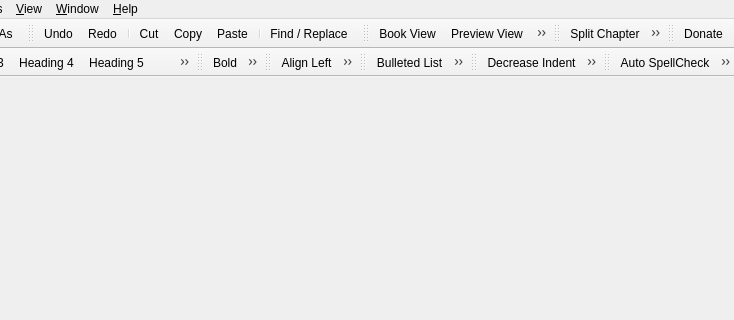
Before: the Qt Designer form src/Sigil/Form_Files/main.ui in Sigil-Ebook/Sigil, drawn with Qt 5; both pictures show x 211 to 945 and y 0 to 320 of the 945 by 673 pixel window.
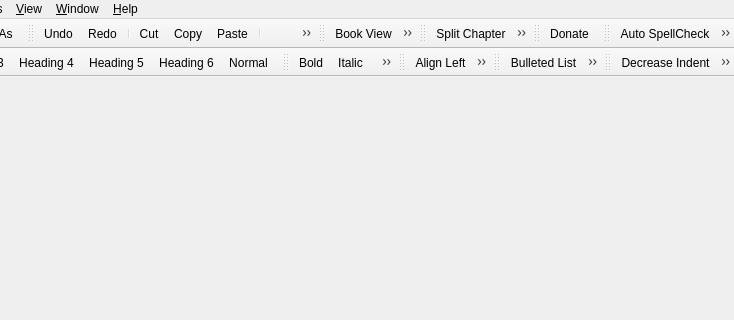
After: the same form once the commit is applied. Icons and pictures are not drawn.

Commit message: Fix duplicate shortcuts, move quick settings back to top of toolbar.

What changed in the file:
```diff
--- a/src/Sigil/Form_Files/main.ui
+++ b/src/Sigil/Form_Files/main.ui
@@ -358,6 +358,20 @@
    </attribute>
    <addaction name="actionDonate"/>
   </widget>
+  <widget class="QToolBar" name="toolBarTools">
+   <property name="windowTitle">
+    <string>Quick Settings</string>
+   </property>
+   <attribute name="toolBarArea">
+    <enum>TopToolBarArea</enum>
+   </attribute>
+   <attribute name="toolBarBreak">
+    <bool>false</bool>
+   </attribute>
+   <addaction name="actionAutoSpellCheck"/>
+   <addaction name="actionSpellCheck"/>
+   <addaction name="actionValidateEpub"/>
+  </widget>
   <widget class="QToolBar" name="toolBarHeadings">
    <property name="windowTitle">
     <string>Heading</string>
@@ -434,20 +448,6 @@
    <addaction name="actionDecreaseIndent"/>
    <addaction name="actionIncreaseIndent"/>
   </widget>
-  <widget class="QToolBar" name="toolBarTools">
-   <property name="windowTitle">
-    <string>Quick Settings</string>
-   </property>
-   <attribute name="toolBarArea">
-    <enum>TopToolBarArea</enum>
-   </attribute>
-   <attribute name="toolBarBreak">
-    <bool>false</bool>
-   </attribute>
-   <addaction name="actionAutoSpellCheck"/>
-   <addaction name="actionSpellCheck"/>
-   <addaction name="actionValidateEpub"/>
-  </widget>
   <action name="actionNew">
    <property name="icon">
     <iconset resource="../Resource_Files/main/main.qrc">
```
Left out of the diff: 4 changed lines with no effect on the pictures.
